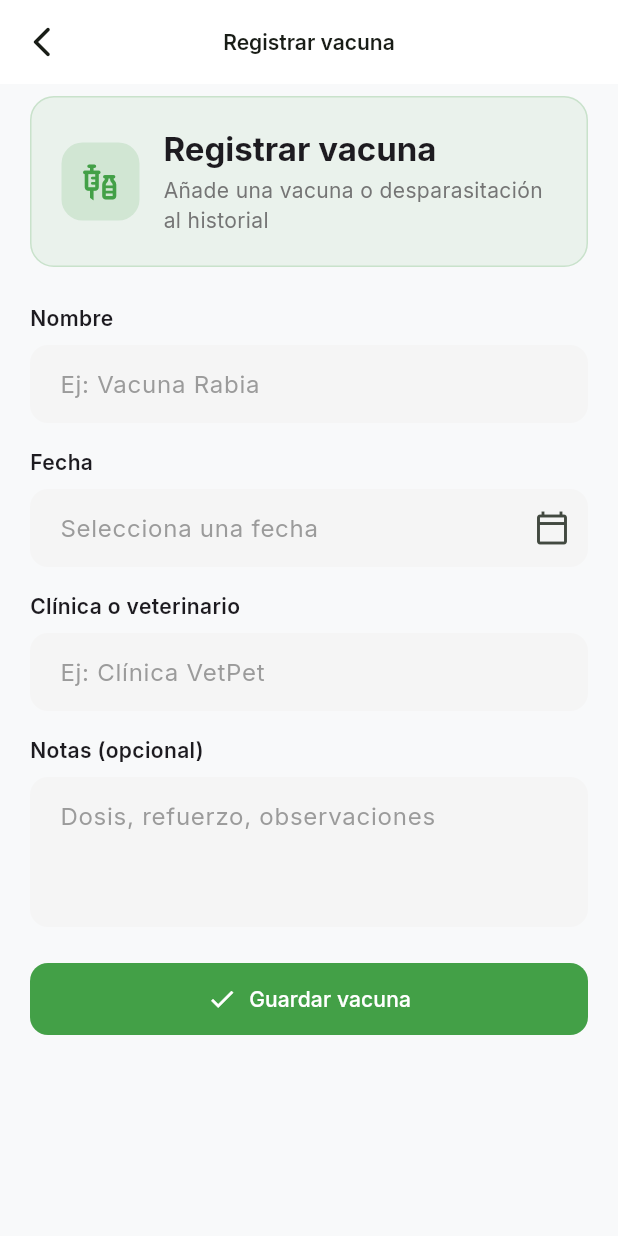
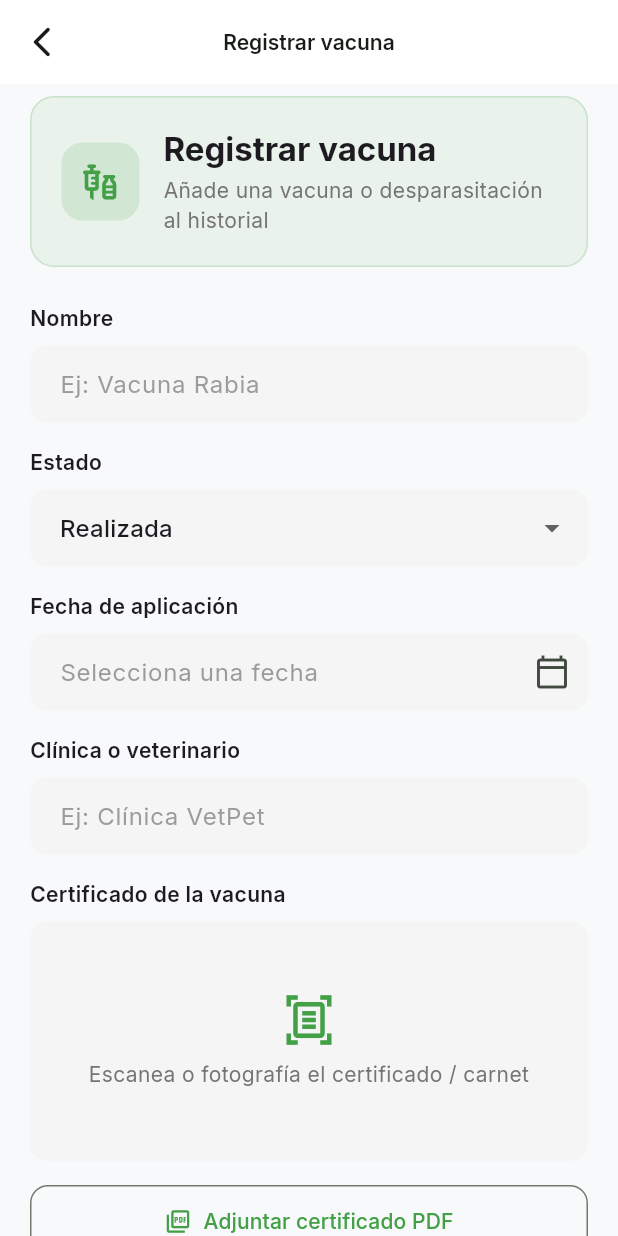
Before and after one commit to Vicente-FD/AgendaPet, a Flutter app: the AddVaccineScreen screen opened by its route, on a phone screen of 412 x 824 dp. Run offline on Flutter 3.47's test engine with Material 3 defaults, Android fonts, the phone set to English and light mode, and no system bars; our stand-ins replace go_router, google_fonts, image_picker.

Commit message:
feat: require certificate scan when registering an administered vaccine

```diff
--- a/lib/features/forms/presentation/add_vaccine_screen.dart
+++ b/lib/features/forms/presentation/add_vaccine_screen.dart
@@ -1,8 +1,12 @@
+import 'dart:typed_data';
+
 import 'package:agenda_pet/core/theme/app_colors.dart';
+import 'package:agenda_pet/core/utils/date_format.dart';
 import 'package:agenda_pet/shared/widgets/add_form_scaffold.dart';
+import 'package:agenda_pet/shared/widgets/labeled_dropdown_field.dart';
 import 'package:agenda_pet/shared/widgets/labeled_text_field.dart';
+import 'package:agenda_pet/shared/widgets/photo_picker_field.dart';
 import 'package:flutter/material.dart';
-import 'package:agenda_pet/core/utils/date_format.dart';
 import 'package:go_router/go_router.dart';
 
 class AddVaccineScreen extends StatefulWidget {
@@ -19,6 +23,14 @@ class _AddVaccineScreenState extends State<AddVaccineScreen> {
   final _notesController = TextEditingController();
   final _dateController = TextEditingController();
 
+  String _status = 'Realizada';
+  Uint8List? _certificateScan;
+  String? _certificatePdf;
+
+  static const _statuses = ['Realizada', 'Programada', 'Próxima'];
+
+  bool get _wasAdministered => _status == 'Realizada';
+
   @override
   void dispose() {
     _nameController.dispose();
@@ -26,6 +38,68 @@ class _AddVaccineScreenState extends State<AddVaccineScreen> {
     _notesController.dispose();
     _dateController.dispose();
     super.dispose();
+  }
+
+  Future<void> _pickDate() async {
+    final picked = await showDatePicker(
+      context: context,
+      initialDate: DateTime.now(),
+      firstDate: DateTime(2020),
+      lastDate: DateTime(2035),
+    );
+    if (picked == null || !mounted) return;
+
+    setState(() {
+      _dateController.text = formatShortDate(picked);
+    });
+  }
+
+  Future<void> _attachMockPdf() async {
+    setState(() {
+      _certificatePdf =
+          'certificado_vacuna_${DateTime.now().millisecondsSinceEpoch}.pdf';
+      _certificateScan = null;
+    });
+    if (!mounted) return;
+    ScaffoldMessenger.of(context)
+      ..hideCurrentSnackBar()
+      ..showSnackBar(
+        const SnackBar(
+          content: Text('Certificado PDF adjunto (vista previa)'),
+          behavior: SnackBarBehavior.floating,
+        ),
+      );
+  }
+
+  void _submit() {
+    if (!_formKey.currentState!.validate()) return;
+
+    if (_wasAdministered &&
+        _certificateScan == null &&
+        _certificatePdf == null) {
+      ScaffoldMessenger.of(context)
+        ..hideCurrentSnackBar()
+        ..showSnackBar(
+          const SnackBar(
+            content: Text(
+              'Si la vacuna ya se realizó, escanea o adjunta el certificado',
+            ),
+            behavior: SnackBarBehavior.floating,
+          ),
+        );
+      return;
+    }
+
+    final suffix = _wasAdministered &&
+            (_certificateScan != null || _certificatePdf != null)
+        ? ' con certificado'
+        : '';
+
+    showFormSavedSnackBar(
+      context,
+      'Vacuna "${_nameController.text.trim()}" registrada$suffix',
+    );
+    context.pop();
   }
 
   @override
@@ -47,8 +121,24 @@ class _AddVaccineScreenState extends State<AddVaccineScreen> {
               value == null || value.trim().isEmpty ? 'Ingresa el nombre' : null,
           textInputAction: TextInputAction.next,
         ),
+        LabeledDropdownField<String>(
+          label: 'Estado',
+          value: _status,
+          items: _statuses
+              .map(
+                (status) => DropdownMenuItem(
+                  value: status,
+                  child: Text(status),
+                ),
+              )
+              .toList(),
+          onChanged: (value) {
+            if (value == null) return;
+            setState(() => _status = value);
+          },
+        ),
         LabeledTextField(
-          label: 'Fecha',
+          label: _wasAdministered ? 'Fecha de aplicación' : 'Fecha',
           controller: _dateController,
           hint: 'Selecciona una fecha',
           readOnly: true,
@@ -63,6 +153,35 @@ class _AddVaccineScreenState extends State<AddVaccineScreen> {
           hint: 'Ej: Clínica VetPet',
           textInputAction: TextInputAction.next,
         ),
+        if (_wasAdministered) ...[
+          PhotoPickerField(
+            label: 'Certificado de la vacuna',
+            imageBytes: _certificateScan,
+            color: AppColors.actionVaccines,
+            emptyHint: 'Escanea o fotografía el certificado / carnet',
+            emptyIcon: Icons.document_scanner_outlined,
+            onChanged: (bytes) => setState(() {
+              _certificateScan = bytes;
+              if (bytes != null) _certificatePdf = null;
+            }),
+          ),
+          OutlinedButton.icon(
+            onPressed: _attachMockPdf,
+            icon: const Icon(Icons.picture_as_pdf_outlined),
+            label: Text(
+              _certificatePdf == null
+                  ? 'Adjuntar certificado PDF'
+                  : 'PDF: $_certificatePdf',
+            ),
+            style: OutlinedButton.styleFrom(
+              foregroundColor: AppColors.actionVaccines,
+              padding: const EdgeInsets.symmetric(vertical: 14, horizontal: 16),
+              shape: RoundedRectangleBorder(
+                borderRadius: BorderRadius.circular(12),
+              ),
+            ),
+          ),
+        ],
         LabeledTextField(
           label: 'Notas (opcional)',
           controller: _notesController,
@@ -73,28 +192,4 @@ class _AddVaccineScreenState extends State<AddVaccineScreen> {
       ],
     );
   }
-
-  Future<void> _pickDate() async {
-    final picked = await showDatePicker(
-      context: context,
-      initialDate: DateTime.now(),
-      firstDate: DateTime(2020),
-      lastDate: DateTime(2030),
-    );
-    if (picked == null || !mounted) return;
-
-    setState(() {
-      _dateController.text = formatShortDate(picked);
-    });
-  }
-
-  void _submit() {
-    if (!_formKey.currentState!.validate()) return;
-
-    showFormSavedSnackBar(
-      context,
-      'Vacuna "${_nameController.text.trim()}" registrada',
-    );
-    context.pop();
-  }
 }
```
